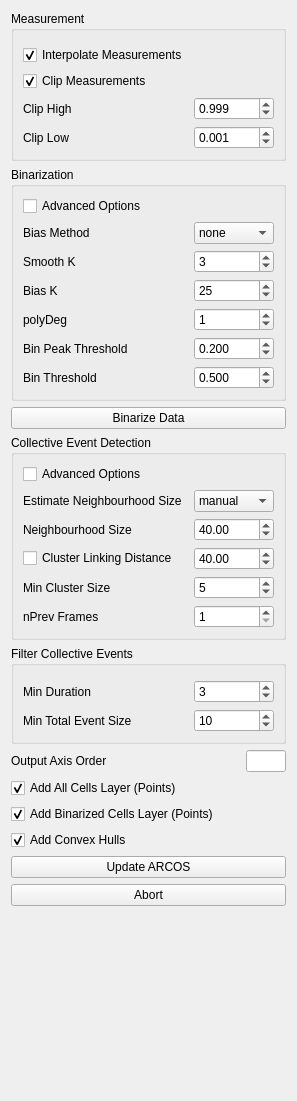
This is src/arcos_gui/_ui/ARCOS_widget.ui in bgraedel/arcos-gui as Qt 5 draws it before an edit. The edited form follows.
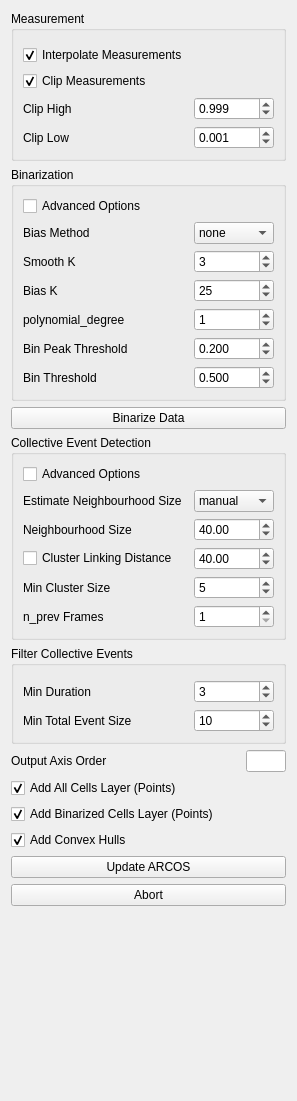
This is the edited form.

Patch:
```diff
--- a/src/arcos_gui/_ui/ARCOS_widget.ui
+++ b/src/arcos_gui/_ui/ARCOS_widget.ui
@@ -193,7 +193,7 @@
          <string>&lt;html&gt;&lt;head/&gt;&lt;body&gt;&lt;p&gt;Sets the degree of the polynomial for lm fitting&lt;/p&gt;&lt;/body&gt;&lt;/html&gt;</string>
         </property>
         <property name="text">
-         <string>polyDeg</string>
+         <string>polynomial_degree</string>
         </property>
        </widget>
       </item>
@@ -759,7 +759,7 @@
       <item row="5" column="1">
        <widget class="QLabel" name="nprev_label">
         <property name="text">
-         <string>nPrev Frames</string>
+         <string>n_prev Frames</string>
         </property>
        </widget>
       </item>
```
Left out of the diff: 8 changed lines with no effect on the pictures.
